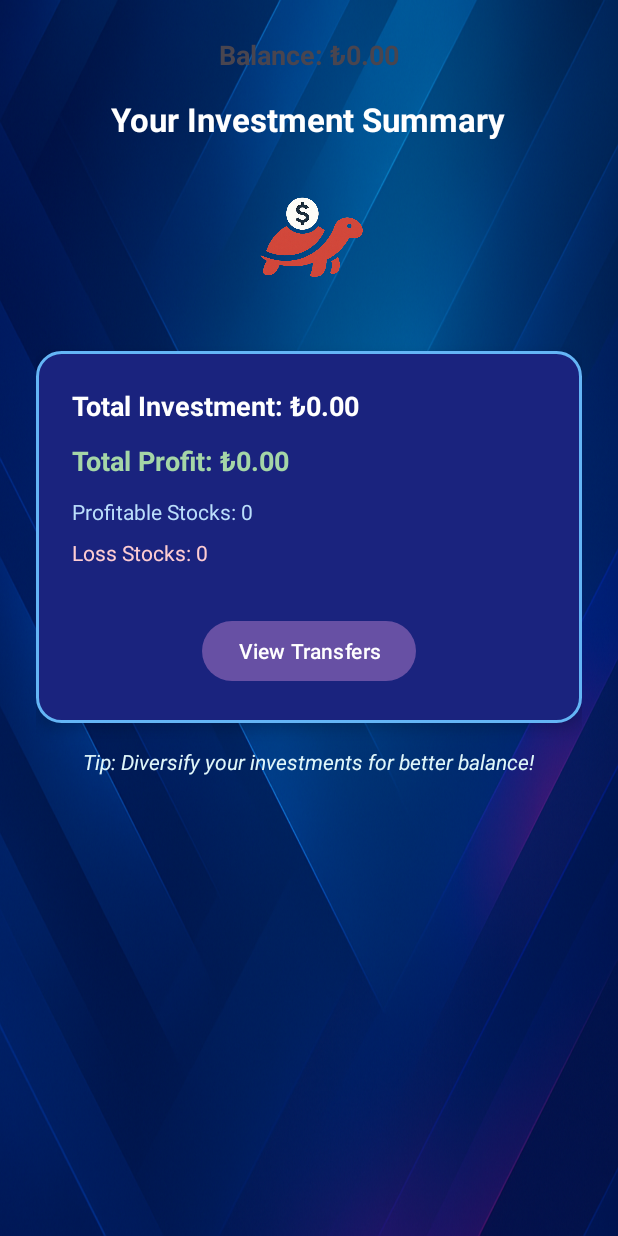
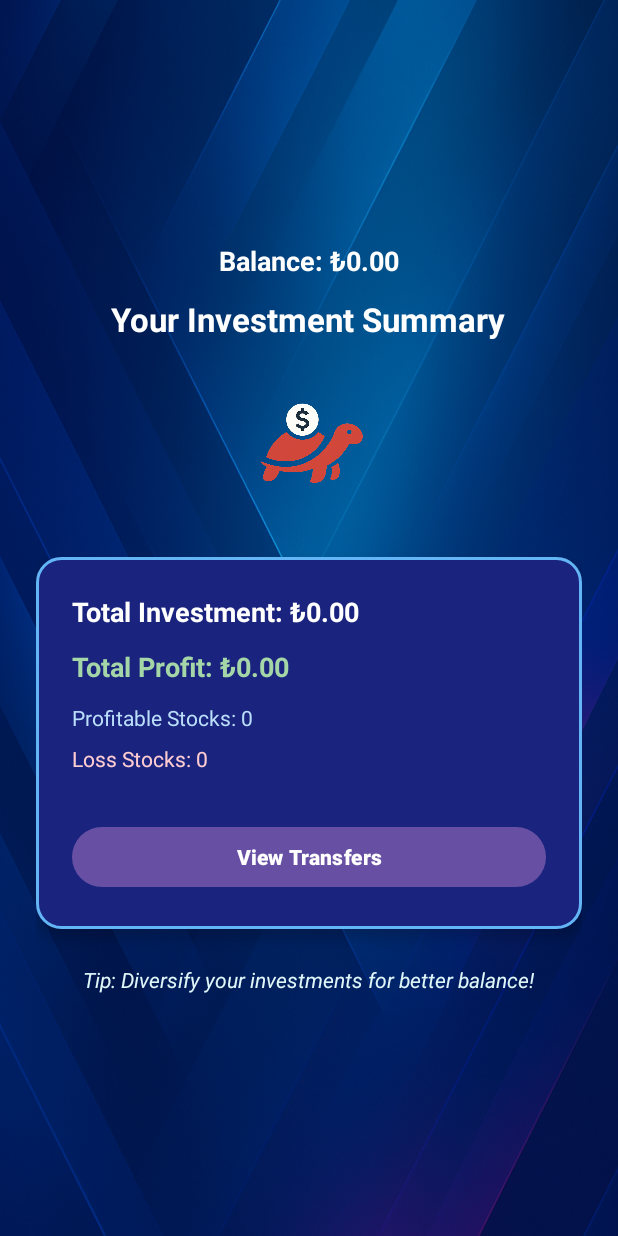
Before and after one commit to arifozalp/smartsaverApplication, an Android app: the MyStatsActivity screen opened directly, with no data from a screen before it, on a phone screen of 412 x 824 dp. Run offline under Robolectric (Android 15) with nearby library versions, the phone set to English and light mode, and no system bars; our stand-ins replace Volley; 1 statement that could not run was skipped.

Commit message:
MyStatsActivity.java güncellendi. activity_my_stats.xml güncellendi.

```diff
--- a/app/src/main/res/layout/activity_my_stats.xml
+++ b/app/src/main/res/layout/activity_my_stats.xml
@@ -3,13 +3,15 @@
     android:layout_width="match_parent"
     android:layout_height="match_parent"
     android:background="@drawable/stats_bg"
-    android:padding="24dp">
+    android:padding="24dp"
+    android:fillViewport="true">
 
     <LinearLayout
         android:layout_width="match_parent"
         android:layout_height="wrap_content"
         android:orientation="vertical"
-        android:gravity="center_horizontal">
+        android:gravity="center"
+        android:layout_gravity="center">
 
         <TextView
             android:id="@+id/balanceStat"
@@ -18,8 +20,9 @@
             android:text="Balance: ₺0.00"
             android:textSize="18sp"
             android:textStyle="bold"
-            android:layout_marginBottom="16dp"/>
-        <!-- Başlık -->
+            android:textColor="@android:color/white"
+            android:layout_marginBottom="12dp" />
+
         <TextView
             android:id="@+id/titleStats"
             android:layout_width="wrap_content"
@@ -28,9 +31,8 @@
             android:textSize="22sp"
             android:textStyle="bold"
             android:textColor="@android:color/white"
-            android:layout_marginBottom="16dp" />
+            android:layout_marginBottom="20dp" />
 
-        <!-- Logo veya ikon -->
         <ImageView
             android:id="@+id/logo"
             android:layout_width="100dp"
@@ -39,7 +41,6 @@
             android:contentDescription="Logo"
             android:layout_marginBottom="24dp" />
 
-        <!-- İstatistik Kartı -->
         <LinearLayout
             android:layout_width="match_parent"
             android:layout_height="wrap_content"
@@ -47,7 +48,8 @@
             android:background="@drawable/card_background"
             android:padding="24dp"
             android:elevation="6dp"
-            android:layout_marginBottom="16dp">
+            android:layout_marginBottom="24dp"
+            android:layout_gravity="center">
 
             <TextView
                 android:id="@+id/totalInvestment"
@@ -84,16 +86,16 @@
                 android:text="Loss Stocks: 0"
                 android:textColor="#FFCDD2"
                 android:layout_marginBottom="8dp" />
+
             <Button
                 android:id="@+id/btnViewTransfers"
-                android:layout_width="wrap_content"
+                android:layout_width="match_parent"
                 android:layout_height="wrap_content"
                 android:text="View Transfers"
-                android:layout_marginTop="24dp"
-                android:layout_gravity="center" />
+                android:textStyle="bold"
+                android:layout_marginTop="24dp" />
         </LinearLayout>
 
-        <!-- Not veya tavsiye -->
         <TextView
             android:id="@+id/tipText"
             android:layout_width="wrap_content"
```
Also changed, not shown: app/src/main/java/com/example/smartsaver/activities/MyStatsActivity.java (+29 -26 lines), app/src/main/java/com/example/smartsaver/activities/RegisterActivity.java (+5 -3 lines), app/src/main/res/layout/activity_register.xml (+27 -9 lines), 1 other file.
